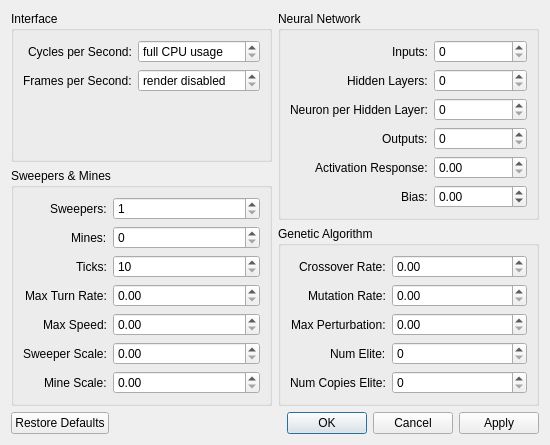
Above: src/PreferencesDialog.ui from arkq/smart-sweepers-qt before the change. Below: the same form after it.
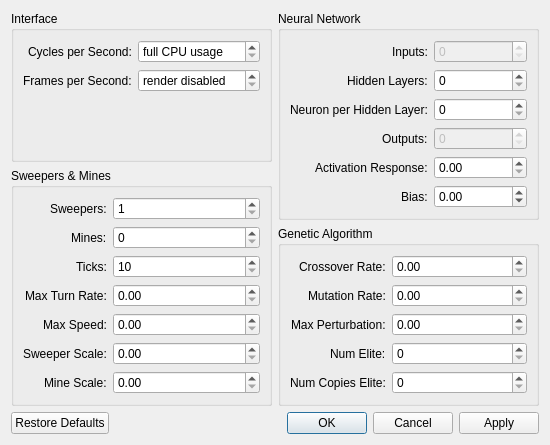
That is the form after the change.

Commit message:
Disable setting input and output size for NN
These values are hard-coded into the sweeper code. It is not possible
to customize NN input/output without breaking the code - potentially
segfault might occur.

The edit to the form file:
```diff
--- a/src/PreferencesDialog.ui
+++ b/src/PreferencesDialog.ui
@@ -198,7 +198,11 @@
           </widget>
          </item>
          <item row="0" column="1">
-          <widget class="QSpinBox" name="numInputs"/>
+          <widget class="QSpinBox" name="numInputs">
+           <property name="enabled">
+            <bool>false</bool>
+           </property>
+          </widget>
          </item>
          <item row="1" column="0">
           <widget class="QLabel" name="numHiddenLayersLabel">
@@ -228,7 +232,11 @@
           </widget>
          </item>
          <item row="3" column="1">
-          <widget class="QSpinBox" name="numOutputs"/>
+          <widget class="QSpinBox" name="numOutputs">
+           <property name="enabled">
+            <bool>false</bool>
+           </property>
+          </widget>
          </item>
          <item row="4" column="0">
           <widget class="QLabel" name="activationResponseLabel">
```
